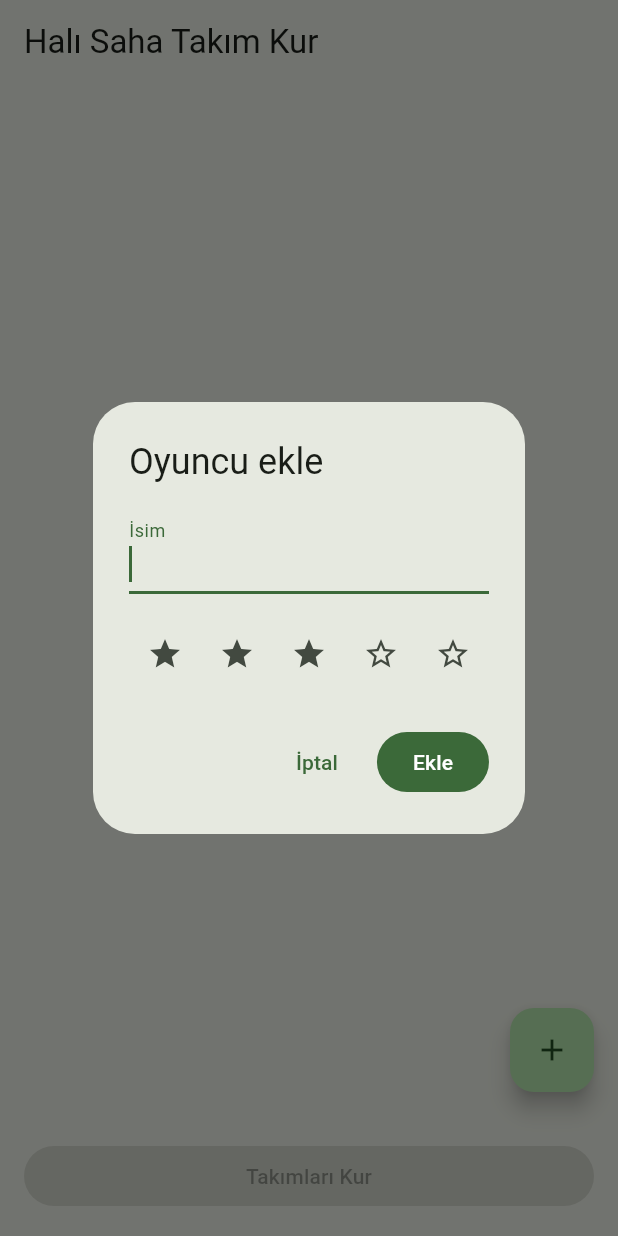
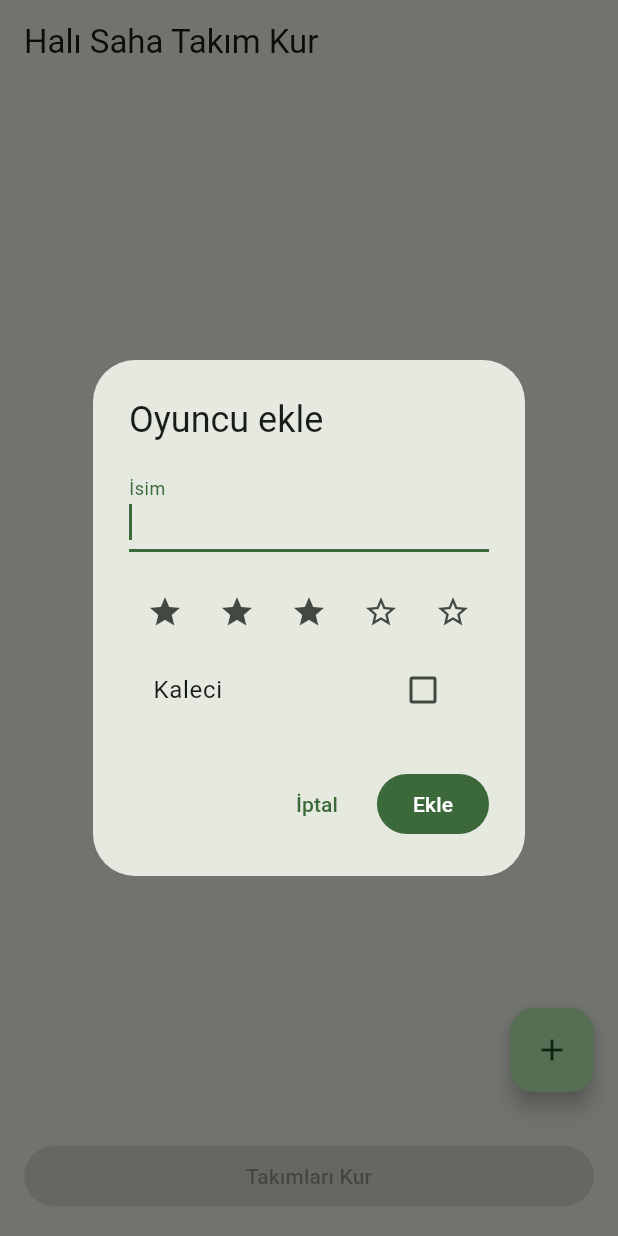
Before and after one commit to mirhatuguzlu/hali-saha-takim-kur, a Flutter app: the screen it shows after launch, after a tap on the "add" icon, on a phone screen of 412 x 824 dp. Run offline on Flutter 3.47's test engine with Material 3 defaults, Android fonts, the phone set to English and light mode, and no system bars; our stand-ins replace material_ui, shared_preferences.

Commit message:
feat: kaleci işaretleme ve takımlara ayrı dağıtım (Trello Kart 5)

```diff
--- a/lib/models/player.dart
+++ b/lib/models/player.dart
@@ -2,14 +2,26 @@ class Player {
   final String id;
   final String name;
   final int rating;
+  final bool isGoalkeeper;
 
-  const Player({required this.id, required this.name, required this.rating});
+  const Player({
+    required this.id,
+    required this.name,
+    required this.rating,
+    this.isGoalkeeper = false,
+  });
 
-  Map<String, dynamic> toJson() => {'id': id, 'name': name, 'rating': rating};
+  Map<String, dynamic> toJson() => {
+    'id': id,
+    'name': name,
+    'rating': rating,
+    'isGoalkeeper': isGoalkeeper,
+  };
 
   factory Player.fromJson(Map<String, dynamic> json) => Player(
     id: json['id'] as String,
     name: json['name'] as String,
     rating: json['rating'] as int? ?? 3,
+    isGoalkeeper: json['isGoalkeeper'] as bool? ?? false,
   );
 }
--- a/lib/screens/players_screen.dart
+++ b/lib/screens/players_screen.dart
@@ -56,6 +56,12 @@ class _PlayersScreenState extends State<PlayersScreen> {
                     child: ListTile(
                       title: Text(p.name),
                       subtitle: Text('★' * p.rating + '☆' * (5 - p.rating)),
+                      trailing: p.isGoalkeeper
+                          ? const Icon(
+                              Icons.sports_handball,
+                              semanticLabel: 'Kaleci',
+                            )
+                          : null,
                     ),
                   ),
               ],
@@ -93,6 +99,7 @@ class _AddPlayerDialog extends StatefulWidget {
 class _AddPlayerDialogState extends State<_AddPlayerDialog> {
   final _name = TextEditingController();
   int _rating = 3;
+  bool _isGoalkeeper = false;
 
   @override
   void dispose() {
@@ -109,6 +116,7 @@ class _AddPlayerDialogState extends State<_AddPlayerDialog> {
         id: DateTime.now().microsecondsSinceEpoch.toString(),
         name: name,
         rating: _rating,
+        isGoalkeeper: _isGoalkeeper,
       ),
     );
   }
@@ -138,6 +146,11 @@ class _AddPlayerDialogState extends State<_AddPlayerDialog> {
                 ),
             ],
           ),
+          CheckboxListTile(
+            title: const Text('Kaleci'),
+            value: _isGoalkeeper,
+            onChanged: (v) => setState(() => _isGoalkeeper = v ?? false),
+          ),
         ],
       ),
       actions: [
```
Also changed, not shown: lib/logic/team_balancer.dart (+5 -2 lines), 4 other files.
